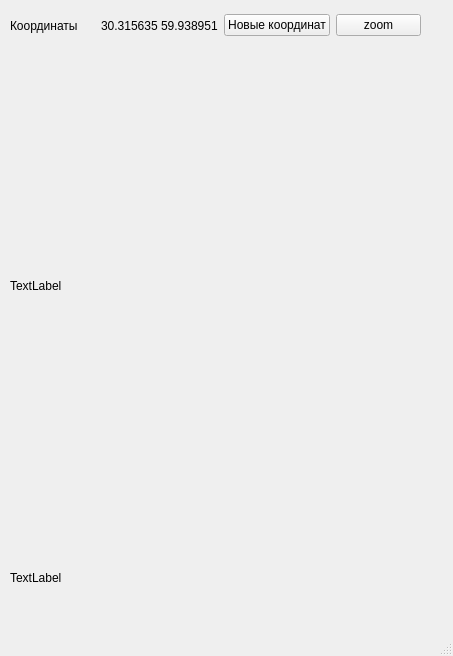
Old version of the form interface.ui in the repository kerrigan-nataly/map_3.
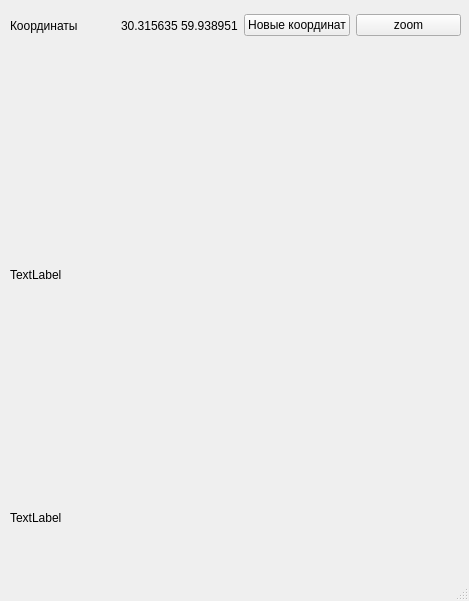
New version of the form.

Commit message: Большая задача по Maps API. Часть №3

```diff
--- a/interface.ui
+++ b/interface.ui
@@ -6,8 +6,8 @@
    <rect>
     <x>0</x>
     <y>0</y>
-    <width>453</width>
-    <height>656</height>
+    <width>469</width>
+    <height>601</height>
    </rect>
   </property>
   <property name="windowTitle">
@@ -19,7 +19,7 @@
      <rect>
       <x>10</x>
       <y>10</y>
-      <width>411</width>
+      <width>451</width>
       <height>31</height>
      </rect>
     </property>
@@ -65,8 +65,8 @@
      <rect>
       <x>10</x>
       <y>50</y>
-      <width>371</width>
-      <height>471</height>
+      <width>450</width>
+      <height>450</height>
      </rect>
     </property>
     <property name="text">
@@ -77,7 +77,7 @@
     <property name="geometry">
      <rect>
       <x>10</x>
-      <y>570</y>
+      <y>510</y>
       <width>401</width>
       <height>16</height>
      </rect>
```
Left out of the diff: 2 changed lines with no effect on the pictures. The commit also changes 2 other files.
